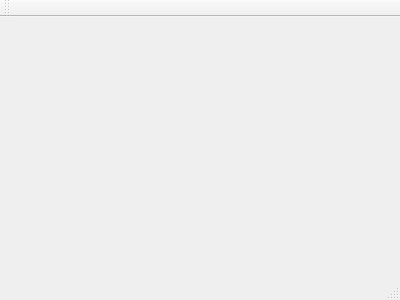
Above: mainwindow.ui from Luggatariff/Generic-Games before the change. Below: the same form after it.
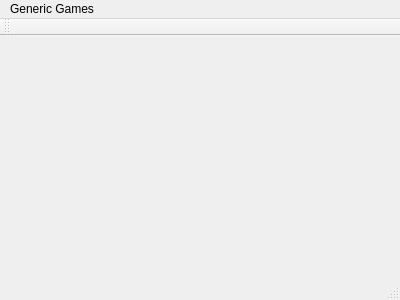
That is the form after the change.

What changed in the file:
```diff
--- a/mainwindow.ui
+++ b/mainwindow.ui
@@ -12,13 +12,34 @@
   <property name="windowTitle" >
    <string>MainWindow</string>
   </property>
-  <widget class="QMenuBar" name="menuBar" />
-  <widget class="QToolBar" name="mainToolBar" />
-  <widget class="QWidget" name="centralWidget" />
-  <widget class="QStatusBar" name="statusBar" />
+  <widget class="QWidget" name="centralWidget"/>
+  <widget class="QToolBar" name="mainToolBar">
+   <attribute name="toolBarArea">
+    <enum>TopToolBarArea</enum>
+   </attribute>
+   <attribute name="toolBarBreak">
+    <bool>false</bool>
+   </attribute>
+  </widget>
+  <widget class="QStatusBar" name="statusBar"/>
+  <widget class="QMenuBar" name="menuBar">
+   <property name="geometry">
+    <rect>
+     <x>0</x>
+     <y>0</y>
+     <width>400</width>
+     <height>21</height>
+    </rect>
+   </property>
+   <widget class="QMenu" name="menuGeneric_Games">
+    <property name="title">
+     <string>Generic Games</string>
+    </property>
+   </widget>
+   <addaction name="menuGeneric_Games"/>
+  </widget>
  </widget>
- <layoutDefault spacing="6" margin="11" />
- <pixmapfunction></pixmapfunction>
+ <layoutdefault spacing="6" margin="11"/>
  <resources/>
  <connections/>
 </ui>
```
Left out of the diff: 7 changed lines with no effect on the pictures.
